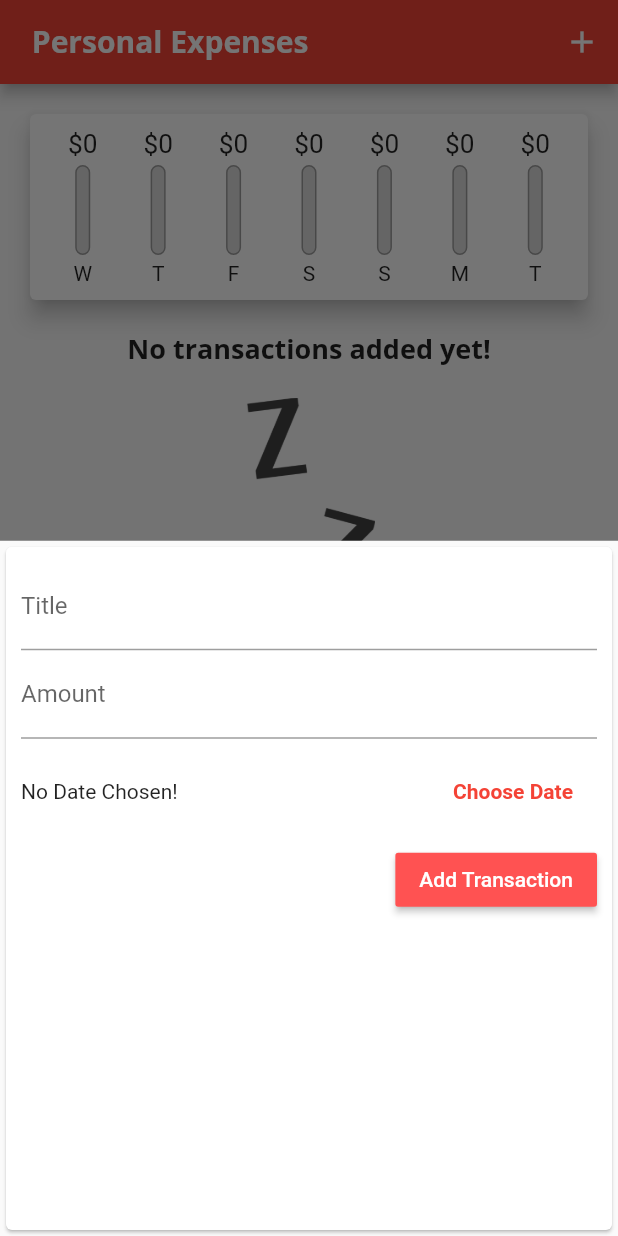
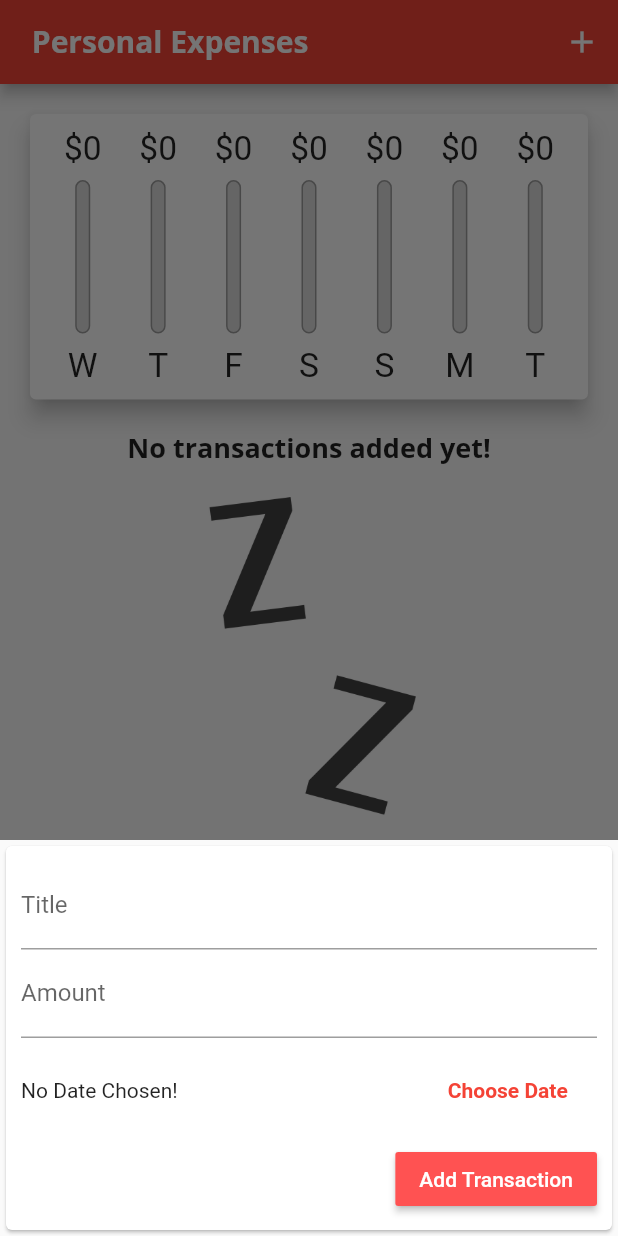
Before and after one commit to RahulRimal/personal_expenses_recorder, a Flutter app: the screen it shows after launch, after a tap on the "add" icon, on a phone screen of 412 x 824 dp. Run offline on Flutter 3.47's test engine with Material 2 defaults, Android fonts, the phone set to English and light mode, and no system bars; statements that could not run were skipped.

Commit message:
Made App Responsive and Adaptive

```diff
--- a/lib/main.dart
+++ b/lib/main.dart
@@ -1,9 +1,12 @@
+import 'dart:io';
+
+import 'package:flutter/cupertino.dart';
 import 'package:flutter/material.dart';
-import 'package:personal_expenses/widgets/chart.dart';
-import 'package:personal_expenses/widgets/new_transaction.dart';
-import 'package:personal_expenses/widgets/transaction_list.dart';
 
 import 'models/transaction.dart';
+import 'widgets/chart.dart';
+import 'widgets/new_transaction.dart';
+import 'widgets/transaction_list.dart';
 
 void main() => runApp(MyApp());
 
@@ -52,6 +55,8 @@ class _MyHomePageState extends State<MyHomePage> {
     //     date: DateTime.now()),
   ];
 
+  bool _showChart = false;
+
   List<Transaction> get _recentTransactions {
     return _userTransaction.where((tx) {
       return tx.date.isAfter(DateTime.now().subtract(Duration(days: 7)));
@@ -91,28 +96,87 @@ class _MyHomePageState extends State<MyHomePage> {
 
   @override
   Widget build(BuildContext context) {
-    return Scaffold(
-      appBar: AppBar(
+    final mediaQuery = MediaQuery.of(context);
+
+    final _isLandscape =
+        MediaQuery.of(context).orientation == Orientation.landscape;
+
+    final PreferredSizeWidget appBar = Platform.isIOS ? CupertinoNavigationBar(
+      middle: Text(' Personal Expenses'),
+      trailing: Row(
+        mainAxisSize: MainAxisSize.min,
+        children: [
+        GestureDetector(
+          child: Icon(CupertinoIcons.add),
+          onTap: () => _startAddNewTransaction(context),)
+      ],),
+
+    ) as PreferredSizeWidget : AppBar(
       actions: [
         IconButton(
             onPressed: () => _startAddNewTransaction(context),
             icon: Icon(Icons.add))
       ],
       title: Text(' Personal Expenses'),
-      ),
-      body: SingleChildScrollView(
+    );
+
+    final txListWidget = Container(
+        height: (mediaQuery.size.height -
+                appBar.preferredSize.height -
+                mediaQuery.padding.top) *
+            0.7,
+        child: TransactionList(_userTransaction, _deleteTransaction));
+
+        final pageBody = SafeArea(
+          child: SingleChildScrollView(
         child: Column(
           crossAxisAlignment: CrossAxisAlignment.stretch,
           children: [
+            if (_isLandscape)
+              Row(
+                mainAxisAlignment: MainAxisAlignment.center,
+                children: [
+                  Text('Show Chart',
+                  style: Theme.of(context).textTheme.title,),
+                  Switch.adaptive(
+                    value: _showChart,
+                    onChanged: (val) {
+                      setState(() {
+                        _showChart = val;
+                      });
+                    },
+                  )
+                ],
+              ),
+            if (!_isLandscape)
               Container(
+                  height: (mediaQuery.size.height -
+                          appBar.preferredSize.height -
+                          mediaQuery.padding.top) *
+                      0.3,
+                  child: Chart(_recentTransactions)),
+            if (!_isLandscape) txListWidget,
+            if (_isLandscape)
+              _showChart
+                  ? Container(
                       width: double.infinity,
-              child: Chart(_recentTransactions),
-            ),
-            TransactionList(_userTransaction, _deleteTransaction),
+                      child: Container(
+                          height: (mediaQuery.size.height -
+                                  appBar.preferredSize.height -
+                                  mediaQuery.padding.top) *
+                              0.7,
+                          child: Chart(_recentTransactions)),
+                    )
+                  : txListWidget
           ],
         ),
       ),
-      floatingActionButton: FloatingActionButton(
+      );
+
+    return Platform.isIOS ? CupertinoPageScaffold(child: pageBody) : Scaffold(
+      appBar: appBar,
+      body: pageBody,
+      floatingActionButton: Platform.isIOS ? : FloatingActionButton(
         child: Icon(Icons.add),
         onPressed: () => _startAddNewTransaction(context),
       ),
--- /dev/null
+++ b/lib/widgets/adaptive_flat_button.dart
@@ -0,0 +1,31 @@
+import 'dart:io';
+
+import 'package:flutter/material.dart';
+import 'package:flutter/cupertino.dart'
+
+class AdaptiveButton extends StatelessWidget {
+
+  final String text;
+  final VoidCallback handler;
+
+  AdaptiveButton(this.text, this.handler);
+
+  @override
+  Widget build(BuildContext context) {
+    return Platform.isIOS
+                        ? CupertinoButton(
+                            child: Text(
+                              text,
+                              style: TextStyle(fontWeight: FontWeight.bold),
+                            ),
+                            onPressed: handler)
+                        : FlatButton(
+                            textColor: Theme.of(context).primaryColor,
+                            onPressed: handler,
+                            child: Text(
+                              text,
+                              style: TextStyle(fontWeight: FontWeight.bold),
+                            ),
+                          );
+  }
+}
--- a/lib/widgets/chart_bar.dart
+++ b/lib/widgets/chart_bar.dart
@@ -9,17 +9,18 @@ class ChartBar extends StatelessWidget {
 
   @override
   Widget build(BuildContext context) {
+    return LayoutBuilder(builder: (ctx, constraints) {
       return Column(
         children: [
           Container(
-            height: 20,
+              height: constraints.maxHeight * 0.15,
               child: FittedBox(
                   child: Text('\$${spendingAmount.toStringAsFixed(0)}'))),
           SizedBox(
-          height: 4,
+            height: constraints.maxHeight * 0.05,
           ),
           Container(
-          height: 60,
+            height: constraints.maxHeight * 0.6,
             width: 10,
             child: Stack(
               children: [
@@ -42,10 +43,13 @@ class ChartBar extends StatelessWidget {
             ),
           ),
           SizedBox(
-          height: 4,
+            height: constraints.maxHeight * 0.05,
           ),
-        Text(label),
+          Container(
+              height: constraints.maxHeight * 0.15,
+              child: FittedBox(child: Text(label))),
         ],
       );
+    });
   }
 }
--- a/lib/widgets/new_transaction.dart
+++ b/lib/widgets/new_transaction.dart
@@ -1,5 +1,9 @@
+import 'dart:io';
+
+import 'package:flutter/cupertino.dart';
 import 'package:flutter/material.dart';
 import 'package:intl/intl.dart';
+import 'package:personal_expenses/widgets/adaptive_flat_button.dart';
 
 class NewTransaction extends StatefulWidget {
   final Function addTx;
@@ -44,9 +48,14 @@ class _NewTransactionState extends State<NewTransaction> {
 
   @override
   Widget build(BuildContext context) {
-    return Card(
+    return SingleChildScrollView(
+      child: Card(
         child: Container(
-        padding: EdgeInsets.all(10),
+          padding: EdgeInsets.only(
+              left: 10,
+              right: 10,
+              top: 10,
+              bottom: MediaQuery.of(context).viewInsets.bottom + 10),
           child: Column(
             crossAxisAlignment: CrossAxisAlignment.end,
             children: [
@@ -76,14 +85,7 @@ class _NewTransactionState extends State<NewTransaction> {
                           ? 'No Date Chosen!'
                           : 'Picked Date: ${DateFormat.yMd().format(_selectedDate!)}'),
                     ),
-                  FlatButton(
-                    textColor: Theme.of(context).primaryColor,
-                    onPressed: _presentDatePicker,
-                    child: Text(
-                      'Choose Date',
-                      style: TextStyle(fontWeight: FontWeight.bold),
-                    ),
-                  ),
+                    AdaptiveButton('Choose Date ', _presentDatePicker
                   ],
                 ),
               ),
@@ -96,6 +98,7 @@ class _NewTransactionState extends State<NewTransaction> {
             ],
           ),
         ),
+      ),
     );
   }
 }
--- a/lib/widgets/transaction_list.dart
+++ b/lib/widgets/transaction_list.dart
@@ -11,9 +11,9 @@ class TransactionList extends StatelessWidget {
   @override
   Widget build(BuildContext context) {
     return Container(
-      height: 450,
       child: transactions.isEmpty
-          ? Column(
+          ? LayoutBuilder(builder: (ctx, constraints) {
+              return Column(
                 children: [
                   Text(
                     'No transactions added yet!',
@@ -23,14 +23,15 @@ class TransactionList extends StatelessWidget {
                     height: 20,
                   ),
                   Container(
-                  height: 200,
+                    height: constraints.maxHeight * 0.6,
                     child: Image.asset(
                       'assets/images/waiting.png',
                       fit: BoxFit.cover,
                     ),
                   ),
                 ],
-            )
+              );
+            })
           : ListView.builder(
               itemBuilder: (ctx, index) {
                 return Card(
@@ -56,7 +57,14 @@ class TransactionList extends StatelessWidget {
                     ),
                     subtitle: Text(
                         DateFormat.yMMMd().format(transactions[index].date)),
-                    trailing: IconButton(
+                    trailing: MediaQuery.of(context).size.width > 460
+                        ? FlatButton.icon(
+                            label: Text('Delete'),
+                            icon: Icon(Icons.delete),
+                            textColor: Theme.of(context).errorColor,
+                            onPressed: () => deleteTx(transactions[index].id),
+                          )
+                        : IconButton(
                             icon: Icon(
                               Icons.delete,
                               color: Theme.of(context).errorColor,
```
Lines whose indentation alone changed are shown as unchanged.
